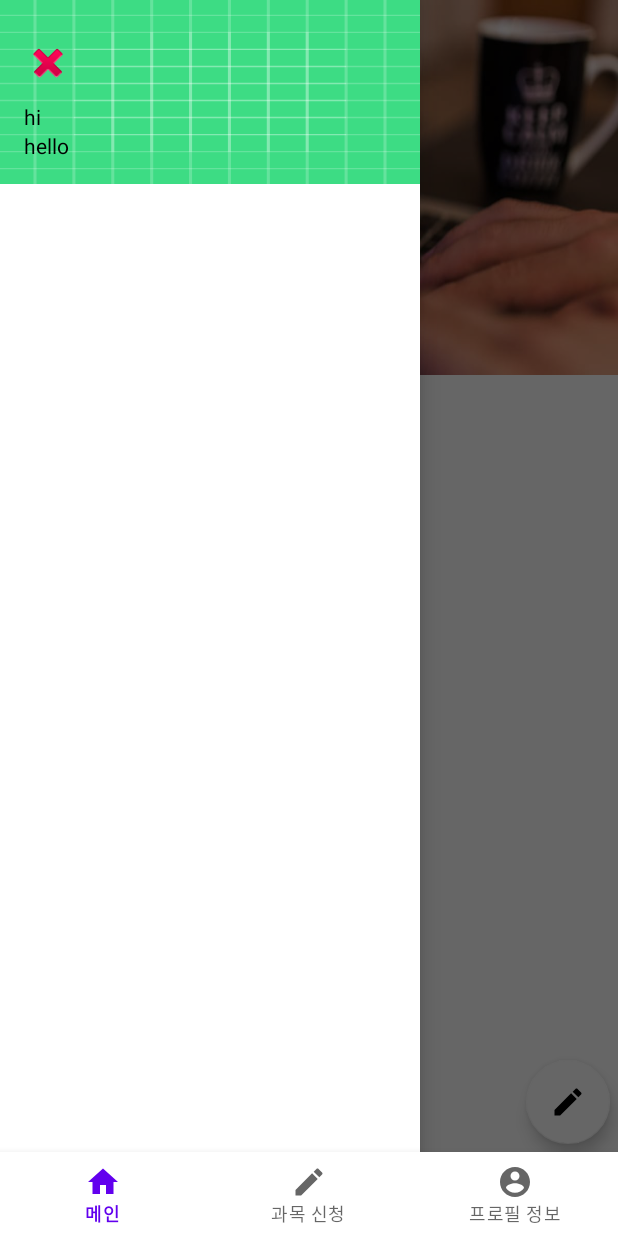
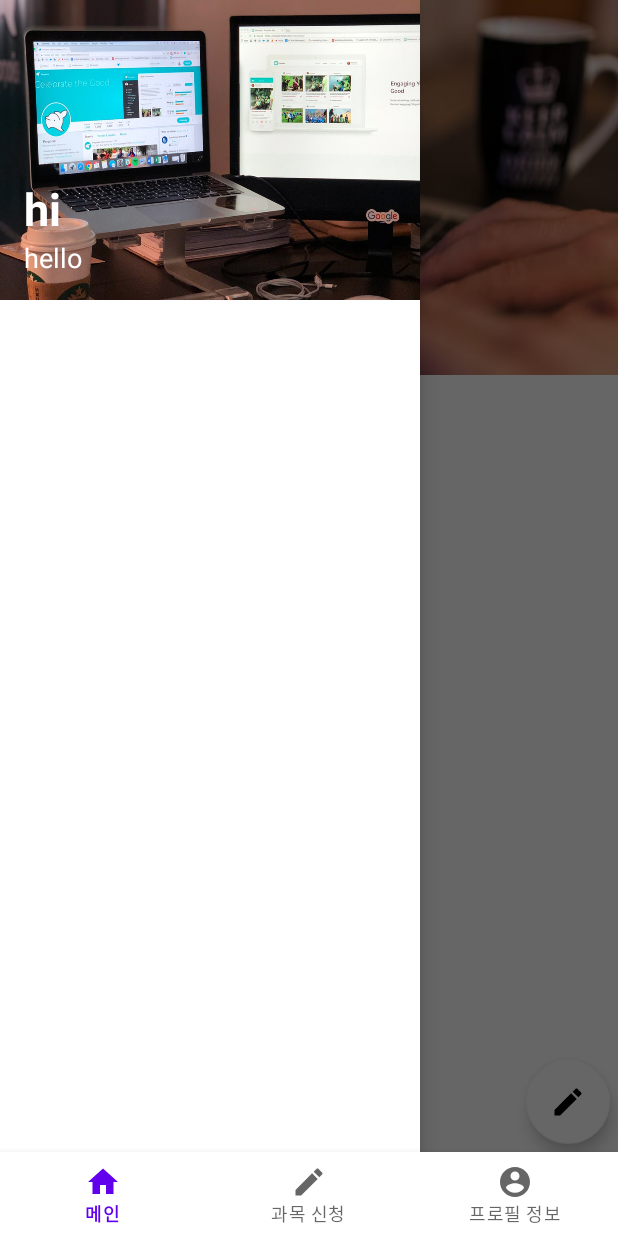
Before and after one commit to DGSWDongHyun/SNS_Project, an Android app: the HomeFragment screen opened directly, with no data from a screen before it, with the side drawer open, on a phone screen of 412 x 824 dp. Run offline under Robolectric (Android 15) with nearby library versions, the phone set to English and light mode, and no system bars; our stand-ins replace Firebase (no records; nobody signed in at launch, a user with empty details on screens opened directly), navigation-ui; libraries missing offline, so code that uses them is left out: com.github.mikephil.charting, com.tapadoo.alerter; 3 statements that could not run were skipped.

Commit message:
[MODIFY] done in 3rd class.

```diff
--- a/P/app/src/main/java/com/project/sns/data/comment/Comment.kt
+++ b/P/app/src/main/java/com/project/sns/data/comment/Comment.kt
@@ -1,3 +1,5 @@
 package com.project.sns.data.comment
 
-data class Comment(var commentName : String?= null, var commentContent : String?= null, var commentDateTime : Long?= null)
+import com.project.sns.data.user.User
+
+data class Comment(var commentContent : String?= null, var commentDateTime : Long?= null, var user : User?= null)
--- a/P/app/src/main/java/com/project/sns/ui/fragments/home/HomeFragment.kt
+++ b/P/app/src/main/java/com/project/sns/ui/fragments/home/HomeFragment.kt
@@ -18,6 +18,9 @@ import com.google.firebase.database.DatabaseError
 import com.google.firebase.database.DatabaseReference
 import com.google.firebase.database.ktx.database
 import com.google.firebase.ktx.Firebase
+import com.google.firebase.storage.FirebaseStorage
+import com.google.firebase.storage.StorageReference
+import com.project.sns.GlideApp
 import com.project.sns.data.category.Genre
 import com.project.sns.data.write.PostData
 import com.project.sns.databinding.FragmentHomeBinding
@@ -52,8 +55,6 @@ class HomeFragment : Fragment() {
         super.onViewCreated(view, savedInstanceState)
 
         val headerView: View = homeBinding?.navView?.getHeaderView(0)!!
-        val drawerImage: ImageView = headerView.findViewById(com.project.sns.R.id.imageHeader) as ImageView
-        drawerImage.setImageResource(R.drawable.ic_delete)
 
         homeBinding?.toolbar?.title = "전체 과목"
         homeBinding?.toolbar?.setTitleTextColor(requireContext().getColor(R.color.white))
@@ -116,12 +117,10 @@ class HomeFragment : Fragment() {
                 }
             }
             2 -> {
-                if (snapshot.exists()) {
                     val dataObject = snapshot.getValue(PostData::class.java)
                     postDataList!!.add(0, PostData(dataObject!!.title, dataObject.content, dataObject.image_url,
                             dataObject.dateTime, dataObject.genre, dataObject.viewType, dataObject.UserName, dataObject.commentCount,
                             dataObject.commentList, dataObject.key))
-                }
             }
         }
 
@@ -137,13 +136,11 @@ class HomeFragment : Fragment() {
             }
 
             override fun onChildChanged(snapshot: DataSnapshot, previousChildName: String?) {
-                subMenu?.clear()
                 dataClear(snapshot, 1)
 
             }
 
             override fun onChildRemoved(snapshot: DataSnapshot) {
-                subMenu?.clear()
                 dataClear(snapshot, 1)
             }
 
@@ -169,7 +166,6 @@ class HomeFragment : Fragment() {
             }
 
             override fun onChildChanged(snapshot: DataSnapshot, previousChildName: String?) {
-                postDataList!!.clear()
                 dataClear(snapshot, 2)
                 writeAdapter!!.setData(postDataList)
             }
--- a/P/app/src/main/java/com/project/sns/ui/viewmodel/MainViewModel.kt
+++ b/P/app/src/main/java/com/project/sns/ui/viewmodel/MainViewModel.kt
@@ -8,6 +8,7 @@ import androidx.lifecycle.MutableLiveData
 
 import androidx.lifecycle.ViewModel
 import com.github.mikephil.charting.data.PieEntry
+import com.project.sns.data.user.User
 import com.project.sns.data.write.PostData
 import com.project.sns.databinding.FragmentHomeBinding
 import com.project.sns.databinding.FragmentProfileBinding
@@ -21,4 +22,5 @@ class MainViewModel : ViewModel() {
     var fragmentViewProfile : MutableLiveData<FragmentProfileBinding> = MutableLiveData()
     var key : MutableLiveData<String> = MutableLiveData()
     var data : MutableLiveData<Uri> = MutableLiveData()
+    var userAccount : MutableLiveData<User> = MutableLiveData()
 }
--- a/P/app/src/main/res/layout/navi_header.xml
+++ b/P/app/src/main/res/layout/navi_header.xml
@@ -1,36 +1,33 @@
 <?xml version="1.0" encoding="utf-8"?>
-<LinearLayout
-    xmlns:android="http://schemas.android.com/apk/res/android"
+<LinearLayout xmlns:android="http://schemas.android.com/apk/res/android"
     xmlns:app="http://schemas.android.com/apk/res-auto"
     android:layout_width="match_parent"
-    android:layout_height="match_parent"
-    android:background="@drawable/ic_launcher_background"
+    android:layout_height="200dp"
+    android:background="@drawable/main_header"
+    android:gravity="bottom"
+    android:orientation="vertical"
+    android:paddingLeft="@dimen/activity_horizontal_margin"
+    android:paddingTop="@dimen/activity_vertical_margin"
+    android:paddingRight="@dimen/activity_horizontal_margin"
     android:paddingBottom="@dimen/activity_vertical_margin"
-    android:paddingLeft="@dimen/activity_horizontal_margin"
-    android:paddingRight="@dimen/activity_horizontal_margin"
-    android:paddingTop="@dimen/activity_vertical_margin"
-    android:theme="@style/ThemeOverlay.AppCompat.Dark"
-    android:orientation="vertical"
-    android:gravity="bottom">
-
-    <de.hdodenhof.circleimageview.CircleImageView
-        android:layout_width="wrap_content"
-        android:layout_height="wrap_content"
-        android:paddingTop="10dp"
-        app:srcCompat="@mipmap/ic_launcher_round"
-        android:id="@+id/imageHeader"/>
+    android:theme="@style/ThemeOverlay.AppCompat.Dark">
 
     <TextView
         android:layout_width="match_parent"
         android:layout_height="wrap_content"
         android:paddingTop="10dp"
         android:text="hi"
-        android:textAppearance="@style/TextAppearance.AppCompat.Body1"/>
+        android:textAppearance="@style/TextAppearance.AppCompat.Body1"
+        android:textColor="@android:color/white"
+        android:textSize="30sp"
+        android:textStyle="bold" />
 
     <TextView
+        android:id="@+id/textView"
         android:layout_width="wrap_content"
         android:layout_height="wrap_content"
         android:text="hello"
-        android:id="@+id/textView"/>
+        android:textColor="@android:color/white"
+        android:textSize="18sp" />
 
 </LinearLayout>
```
Also changed, not shown: P/app/src/main/java/com/project/sns/ui/activities/MainActivity.kt (+14 -5 lines), P/app/src/main/java/com/project/sns/ui/activities/ReadActivity.kt (+31 -8 lines), P/app/src/main/java/com/project/sns/ui/adapters/CommentAdapter.kt (+12 -2 lines), P/app/src/main/java/com/project/sns/ui/fragments/profile/ProfileFragment.kt (+8 -1 lines), P/app/src/main/res/layout/activity_read.xml (+19 -19 lines), P/app/src/main/res/layout/fragment_profile.xml (+5 -4 lines), P/app/src/main/res/drawable-v24/main_header.png (added).
